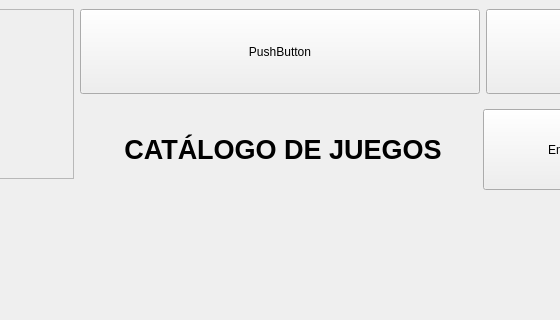
Before: the Qt Designer form conf/prueba.ui in Ivigaga/TFG, drawn with Qt 5; both pictures show x 137 to 697 and y 0 to 320 of the 1032 by 725 pixel window.
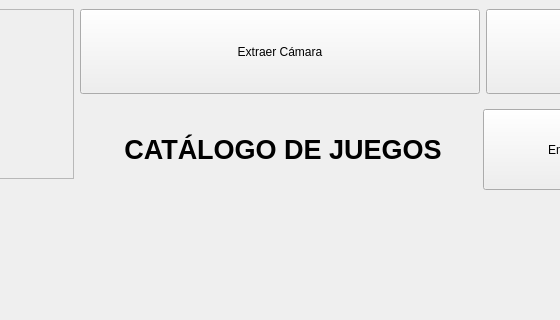
After: the same form once the commit is applied. The open tabs and pages were chosen to show the change. Icons and pictures are not drawn. Custom widgets are drawn as their Qt base class.

Commit message: Añadido atajo de teclado para parar el video F5

```diff
--- a/conf/prueba.ui
+++ b/conf/prueba.ui
@@ -135,7 +135,7 @@
              </sizepolicy>
             </property>
             <property name="text">
-             <string>PushButton</string>
+             <string>Extraer Cámara</string>
             </property>
            </widget>
           </item>
```
Left out of the diff: 88 changed lines with no effect on the pictures. The commit also changes 1 other file.
